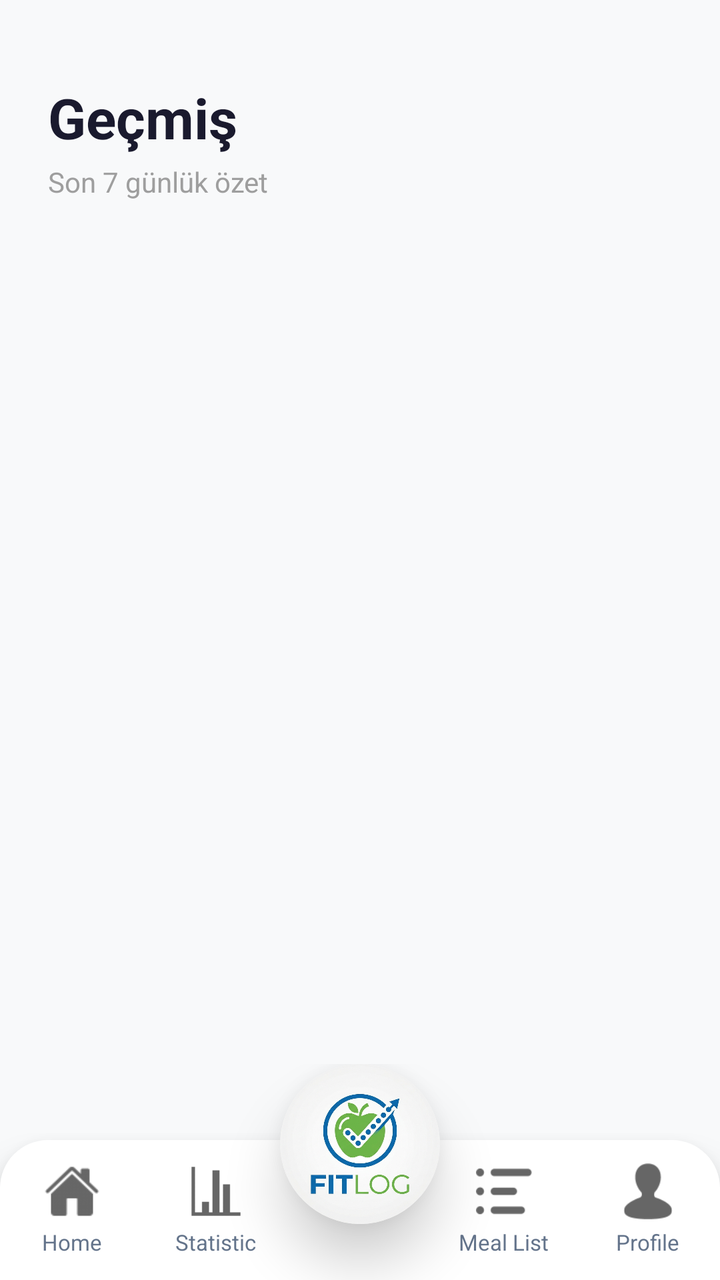
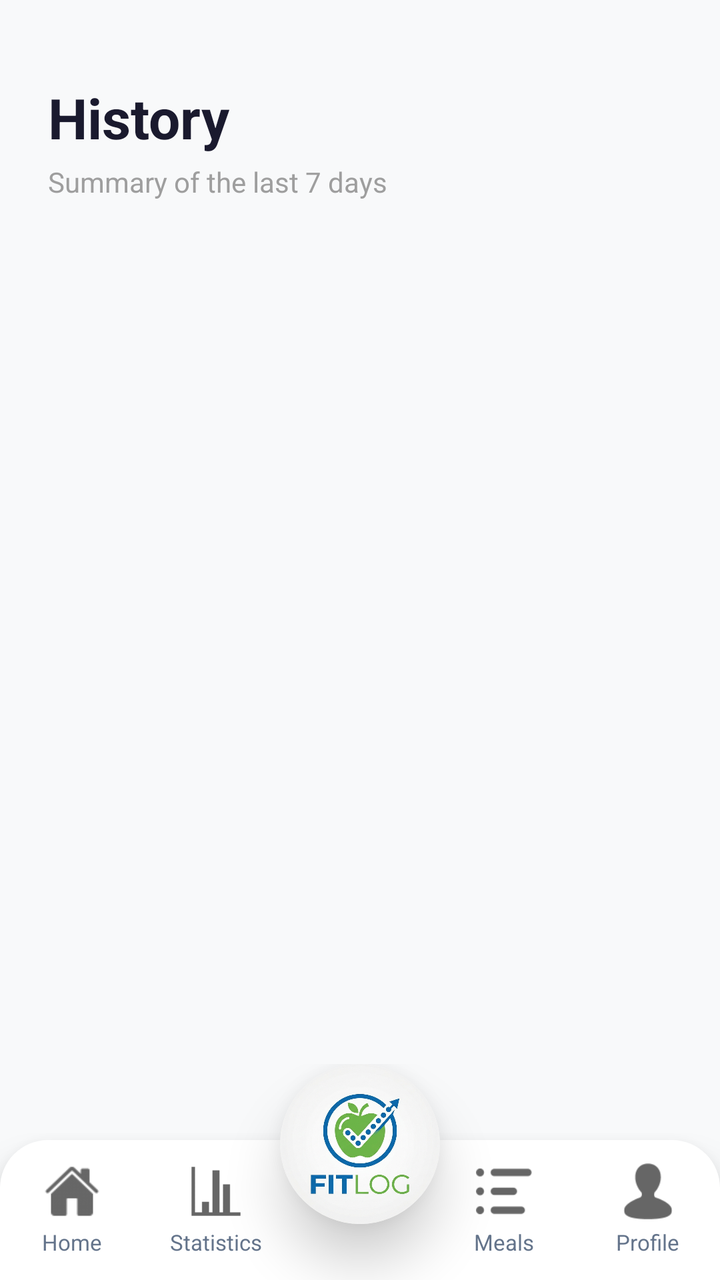

Two renders of the same Android screen: before a commit and after it. Below are the layout's source before the change and the commit's diff.
<!-- AndroidManifest.xml: application theme Theme.FitLog -->
<!-- res/layout/activity_history.xml -->
<?xml version="1.0" encoding="utf-8"?>
<androidx.constraintlayout.widget.ConstraintLayout xmlns:android="http://schemas.android.com/apk/res/android"
    xmlns:app="http://schemas.android.com/apk/res-auto"
    xmlns:tools="http://schemas.android.com/tools"
    android:id="@+id/main"
    android:layout_width="match_parent"
    android:layout_height="match_parent"
    android:background="#F8F9FA"
    tools:context=".History">

    <androidx.core.widget.NestedScrollView
        android:layout_width="match_parent"
        android:layout_height="0dp"
        android:fillViewport="true"
        app:layout_constraintTop_toTopOf="parent"
        app:layout_constraintBottom_toTopOf="@id/navBarInclude">

        <LinearLayout
            android:layout_width="match_parent"
            android:layout_height="wrap_content"
            android:orientation="vertical"
            android:paddingStart="24dp"
            android:paddingEnd="24dp"
            android:paddingTop="40dp"
            android:paddingBottom="24dp">

            
            <TextView
                android:layout_width="wrap_content"
                android:layout_height="wrap_content"
                android:text="Geçmiş"
                android:textSize="28sp"
                android:textStyle="bold"
                android:textColor="#1A1A2E"
                android:layout_marginBottom="4dp" />

            <TextView
                android:layout_width="wrap_content"
                android:layout_height="wrap_content"
                android:text="Son 7 günlük özet"
                android:textSize="14sp"
                android:textColor="#9E9E9E"
                android:layout_marginBottom="24dp" />

            
            <ProgressBar
                android:id="@+id/progressBarHistory"
                android:layout_width="wrap_content"
                android:layout_height="wrap_content"
                android:layout_gravity="center"
                android:indeterminateTint="#4CAF50"
                android:visibility="gone"
                android:layout_marginBottom="8dp" />

            
            <androidx.recyclerview.widget.RecyclerView
                android:id="@+id/recyclerHistory"
                android:layout_width="match_parent"
                android:layout_height="wrap_content"
                android:nestedScrollingEnabled="false" />

        </LinearLayout>

    </androidx.core.widget.NestedScrollView>

    <include
        android:id="@+id/navBarInclude"
        layout="@layout/nav_bar"
        android:layout_width="match_parent"
        android:layout_height="wrap_content"
        app:layout_constraintBottom_toBottomOf="parent" />

</androidx.constraintlayout.widget.ConstraintLayout>
<!-- res/layout/nav_bar.xml (included above) -->
<?xml version="1.0" encoding="utf-8"?>
<androidx.constraintlayout.widget.ConstraintLayout xmlns:android="http://schemas.android.com/apk/res/android"
    android:layout_width="match_parent"
    android:layout_height="match_parent"
    xmlns:app="http://schemas.android.com/apk/res-auto">

    <LinearLayout
        android:id="@+id/bottom_bar_container"
        android:layout_width="match_parent"
        android:layout_height="70dp"
        android:orientation="horizontal"
        android:background="@drawable/nav_bar_bg"
        android:weightSum="5"
        android:elevation="12dp"
        android:paddingVertical="8dp"
        app:layout_constraintBottom_toBottomOf="parent"
        app:layout_constraintStart_toStartOf="parent"
        app:layout_constraintEnd_toEndOf="parent">

        <LinearLayout
            android:layout_width="0dp"
            android:clickable="true"
            android:focusable="true"
            android:onClick="navHomePage"
            android:layout_height="match_parent"
            android:layout_weight="1"
            android:orientation="vertical"
            android:gravity="center"
            android:background="?attr/selectableItemBackgroundBorderless">

            <ImageView
                android:layout_width="28dp"
                android:layout_height="28dp"
                android:src="@drawable/mainpage"
                android:alpha="0.6"
                android:contentDescription="Home Page"/>

            <TextView
                android:layout_width="wrap_content"
                android:layout_height="wrap_content"
                android:layout_marginTop="4dp"
                android:text="Home"
                android:textSize="11sp"
                android:textAlignment="center"
                android:textColor="#64748B"/>
        </LinearLayout>

        <LinearLayout
            android:layout_width="0dp"
            android:layout_height="match_parent"
            android:clickable="true"
            android:focusable="true"
            android:onClick="navStatistic"
            android:layout_weight="1"
            android:orientation="vertical"
            android:gravity="center"
            android:background="?attr/selectableItemBackgroundBorderless">

            <ImageView
                android:layout_width="28dp"
                android:layout_height="28dp"
                android:src="@drawable/statistic"
                android:alpha="0.6"
                android:contentDescription="Quiz"/>

            <TextView
                android:layout_width="wrap_content"
                android:layout_height="wrap_content"
                android:layout_marginTop="4dp"
                android:text="Statistic"
                android:textSize="11sp"
                android:textColor="#64748B"/>
        </LinearLayout>

        <View
            android:layout_width="0dp"
            android:layout_height="match_parent"
            android:layout_weight="1"/>

        <LinearLayout
            android:layout_width="0dp"
            android:layout_height="match_parent"
            android:layout_weight="1"
            android:orientation="vertical"
            android:clickable="true"
            android:focusable="true"
            android:onClick="navMealList"
            android:gravity="center"
            android:background="?attr/selectableItemBackgroundBorderless">

            <ImageView
                android:layout_width="28dp"
                android:layout_height="28dp"
                android:src="@drawable/list"
                android:alpha="0.6"
                android:contentDescription="Education"/>

            <TextView
                android:layout_width="wrap_content"
                android:layout_height="wrap_content"
                android:layout_marginTop="4dp"
                android:text="Meal List"
                android:textSize="11sp"
                android:textColor="#64748B"/>
        </LinearLayout>

        <LinearLayout
            android:layout_width="0dp"
            android:layout_height="match_parent"
            android:layout_weight="1"
            android:orientation="vertical"
            android:clickable="true"
            android:focusable="true"
            android:onClick="navProfile"
            android:gravity="center"
            android:background="?attr/selectableItemBackgroundBorderless">

            <ImageView
                android:layout_width="28dp"
                android:layout_height="28dp"
                android:src="@drawable/profile"
                android:alpha="0.6"
                android:contentDescription="About Us"/>

            <TextView
                android:layout_width="wrap_content"
                android:layout_height="wrap_content"
                android:layout_marginTop="4dp"
                android:text="Profile"
                android:textAlignment="center"
                android:textSize="11sp"
                android:textColor="#64748B"/>
        </LinearLayout>

    </LinearLayout>

    
    <androidx.cardview.widget.CardView
        android:layout_width="80dp"
        android:layout_height="80dp"
        android:layout_marginBottom="28dp"
        app:cardCornerRadius="40dp"
        app:cardElevation="16dp"
        app:cardBackgroundColor="@android:color/white"
        app:layout_constraintBottom_toBottomOf="parent"
        app:layout_constraintStart_toStartOf="parent"
        app:layout_constraintEnd_toEndOf="parent">

        <ImageView
            android:id="@+id/center_logo"
            android:clickable="true"
            android:focusable="true"
            android:onClick="navHomePage"
            android:layout_width="match_parent"
            android:layout_height="match_parent"
            android:src="@drawable/applogo"
            android:scaleType="centerCrop"
            android:contentDescription="Center Logo"/>

    </androidx.cardview.widget.CardView>

</androidx.constraintlayout.widget.ConstraintLayout>
<!-- resources referenced by this layout -->
<resources>
  <!-- drawable applogo: png bitmap (drawable, 927658 bytes) -->
  <!-- drawable list: png bitmap (drawable, 725 bytes) -->
  <!-- drawable mainpage: png bitmap (drawable, 942 bytes) -->
  <!-- drawable nav_bar_bg (drawable) -->
  <?xml version="1.0" encoding="utf-8"?>
  <shape xmlns:android="http://schemas.android.com/apk/res/android"
      android:shape="rectangle">
      <solid android:color="#FFFFFF" />
      <corners
          android:topLeftRadius="24dp"
          android:topRightRadius="24dp" />
  </shape>
  <!-- drawable profile: png bitmap (drawable, 763 bytes) -->
  <!-- drawable statistic: png bitmap (drawable, 151 bytes) -->
  <style name="Theme.FitLog" parent="Base.Theme.FitLog" />
  <style name="Base.Theme.FitLog" parent="Theme.Material3.Light.NoActionBar">
          
          
      </style>
</resources>

<!-- the commit's change to res/layout/activity_history.xml (unified diff, before → after) -->
@@ -28,7 +28,7 @@
             <TextView
                 android:layout_width="wrap_content"
                 android:layout_height="wrap_content"
-                android:text="Geçmiş"
+                android:text="@string/history_title"
                 android:textSize="28sp"
                 android:textStyle="bold"
                 android:textColor="#1A1A2E"
@@ -37,7 +37,7 @@
             <TextView
                 android:layout_width="wrap_content"
                 android:layout_height="wrap_content"
-                android:text="Son 7 günlük özet"
+                android:text="@string/history_subtitle"
                 android:textSize="14sp"
                 android:textColor="#9E9E9E"
                 android:layout_marginBottom="24dp" />
@@ -113,7 +113,7 @@
                 android:layout_width="wrap_content"
                 android:layout_height="wrap_content"
                 android:layout_marginTop="4dp"
-                android:text="Home"
+                android:text="@string/nav_home"
                 android:textSize="11sp"
                 android:textAlignment="center"
                 android:textColor="#64748B"/>
@@ -141,7 +141,7 @@
                 android:layout_width="wrap_content"
                 android:layout_height="wrap_content"
                 android:layout_marginTop="4dp"
-                android:text="Statistic"
+                android:text="@string/nav_statistics"
                 android:textSize="11sp"
                 android:textColor="#64748B"/>
         </LinearLayout>
@@ -173,7 +173,7 @@
                 android:layout_width="wrap_content"
                 android:layout_height="wrap_content"
                 android:layout_marginTop="4dp"
-                android:text="Meal List"
+                android:text="@string/nav_meals"
                 android:textSize="11sp"
                 android:textColor="#64748B"/>
         </LinearLayout>
@@ -200,7 +200,7 @@
                 android:layout_width="wrap_content"
                 android:layout_height="wrap_content"
                 android:layout_marginTop="4dp"
-                android:text="Profile"
+                android:text="@string/nav_profile"
                 android:textAlignment="center"
                 android:textSize="11sp"
                 android:textColor="#64748B"/>
<!-- resource entries referenced after the edit -->
@@ -14,6 +14,12 @@
   </shape>
   <!-- drawable profile: png bitmap (drawable, 763 bytes) -->
   <!-- drawable statistic: png bitmap (drawable, 151 bytes) -->
+  <string name="history_subtitle">Summary of the last 7 days</string>
+  <string name="history_title">History</string>
+  <string name="nav_home">Home</string>
+  <string name="nav_meals">Meals</string>
+  <string name="nav_profile">Profile</string>
+  <string name="nav_statistics">Statistics</string>
   <style name="Theme.FitLog" parent="Base.Theme.FitLog" />
   <style name="Base.Theme.FitLog" parent="Theme.Material3.Light.NoActionBar">
           
